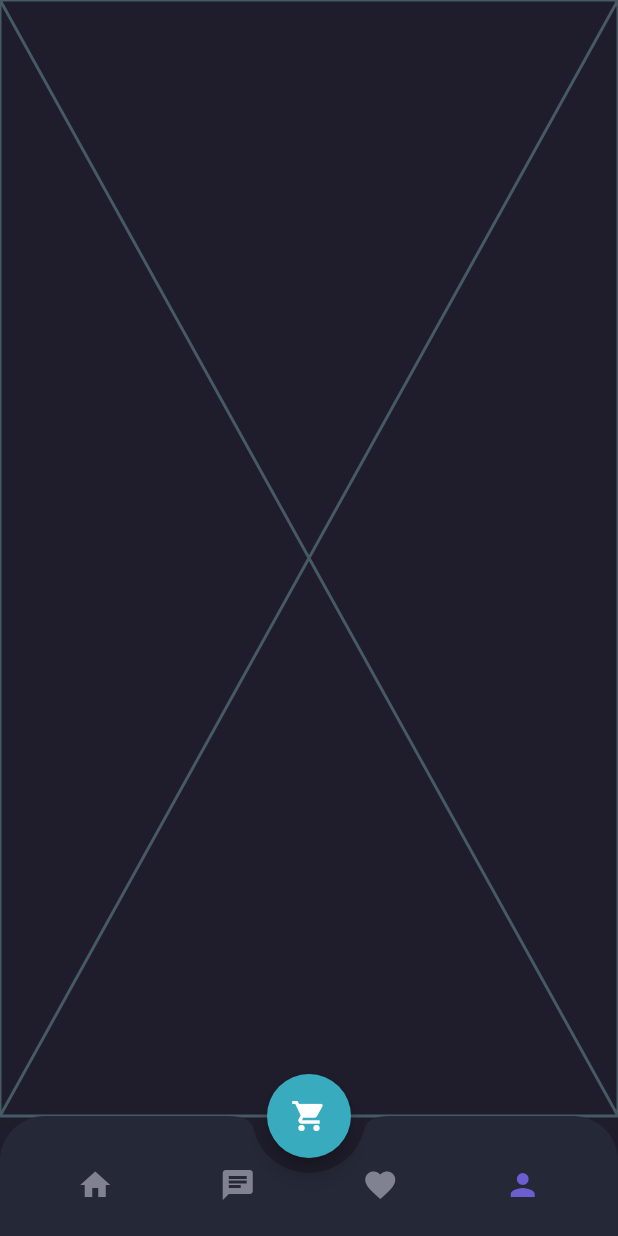
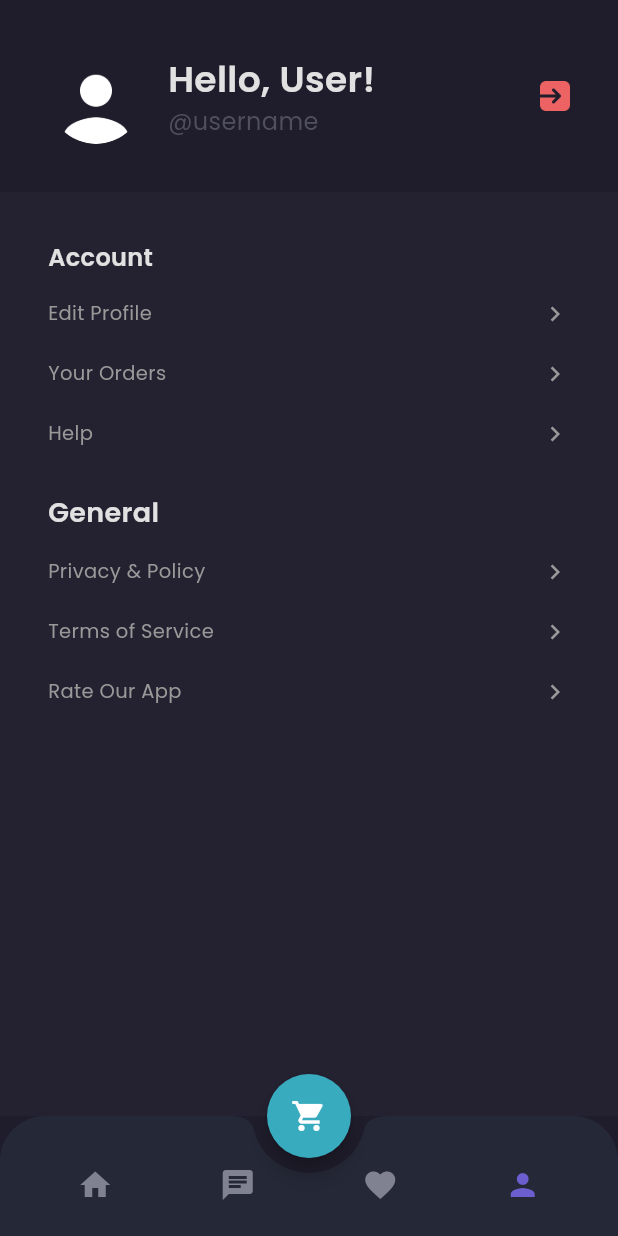
Before and after one commit to dzakyadlh/shoesee-app-fe, a Flutter app: the MainScreen screen opened by its route, item 4 of the bottom bar chosen, on a phone screen of 412 x 824 dp. Run offline on Flutter 3.47's test engine with Material 3 defaults, Android fonts, the phone set to English and light mode, and no system bars; our stand-ins replace google_fonts.

Commit message:
updates, added profile page

```diff
--- /dev/null
+++ b/lib/components/settings_tile.dart
@@ -0,0 +1,34 @@
+import 'package:flutter/material.dart';
+import 'package:e_commerce_app/theme.dart';
+
+class SettingsTile extends StatelessWidget {
+  const SettingsTile(
+      {super.key, required this.settingsText, required this.onTap});
+
+  final String settingsText;
+  final void Function()? onTap;
+
+  @override
+  Widget build(BuildContext context) {
+    return GestureDetector(
+      onTap: onTap,
+      child: Container(
+        margin: const EdgeInsets.only(bottom: 20),
+        child: Row(
+          mainAxisAlignment: MainAxisAlignment.spaceBetween,
+          children: [
+            Text(
+              settingsText,
+              style: secondaryTextStyle.copyWith(fontSize: 13),
+            ),
+            Icon(
+              Icons.navigate_next,
+              size: 20,
+              color: secondaryTextColor,
+            )
+          ],
+        ),
+      ),
+    );
+  }
+}
--- a/lib/components/favorite_tile.dart
+++ b/lib/components/wishlist_tile.dart
@@ -1,14 +1,14 @@
 import 'package:flutter/material.dart';
 import 'package:e_commerce_app/theme.dart';
 
-class FavoriteTile extends StatelessWidget {
-  const FavoriteTile({super.key});
+class WishlistTile extends StatelessWidget {
+  const WishlistTile({super.key});
 
   @override
   Widget build(BuildContext context) {
     return Container(
       alignment: Alignment.centerLeft,
-      padding: const EdgeInsets.all(12),
+      padding: const EdgeInsets.only(top: 10, left: 12, bottom: 14, right: 20),
       margin: const EdgeInsets.only(bottom: 20),
       decoration: BoxDecoration(
         borderRadius: BorderRadius.circular(12),
--- a/lib/main.dart
+++ b/lib/main.dart
@@ -1,4 +1,5 @@
 import 'package:e_commerce_app/screens/chat_detail_screen.dart';
+import 'package:e_commerce_app/screens/edit_profile_screen.dart';
 import 'package:e_commerce_app/screens/landing_screen.dart';
 import 'package:e_commerce_app/screens/main/main_screen.dart';
 import 'package:e_commerce_app/screens/signin_screen.dart';
@@ -26,7 +27,8 @@ class MyApp extends StatelessWidget {
         '/signup': (context) => const SignupScreen(),
         '/main': (context) => const MainScreen(),
         '/cart': (context) => const LandingScreen(),
-        '/chat': (context) => const ChatDetailScreen()
+        '/chat': (context) => const ChatDetailScreen(),
+        '/edit-profile': (context) => const EditProfileScreen()
       },
     );
   }
--- a/lib/screens/main/profile_screen.dart
+++ b/lib/screens/main/profile_screen.dart
@@ -1,3 +1,4 @@
+import 'package:e_commerce_app/components/settings_tile.dart';
 import 'package:flutter/material.dart';
 import 'package:e_commerce_app/theme.dart';
 
@@ -6,6 +7,105 @@ class ProfileScreen extends StatelessWidget {
 
   @override
   Widget build(BuildContext context) {
-    return const Placeholder();
+    Widget header() {
+      return AppBar(
+        backgroundColor: backgroundPrimaryColor,
+        automaticallyImplyLeading: false,
+        elevation: 0,
+        flexibleSpace: SafeArea(
+            child: Container(
+          padding: EdgeInsets.all(defaultMargin),
+          child: Row(
+            crossAxisAlignment: CrossAxisAlignment.center,
+            children: [
+              ClipOval(
+                child: Image.asset(
+                  'assets/images/profile_pic_default.png',
+                  width: 64,
+                  height: 64,
+                  fit: BoxFit.cover,
+                ),
+              ),
+              const SizedBox(
+                width: 16,
+              ),
+              Expanded(
+                  child: Column(
+                crossAxisAlignment: CrossAxisAlignment.start,
+                children: [
+                  Text(
+                    'Hello, User!',
+                    style: primaryTextStyle.copyWith(
+                        fontSize: 24, fontWeight: semibold),
+                  ),
+                  Text(
+                    '@username',
+                    style: subtitleTextStyle.copyWith(fontSize: 16),
+                  )
+                ],
+              )),
+              GestureDetector(
+                onTap: () {
+                  Navigator.pushNamedAndRemoveUntil(
+                      context, '/sign_in', (route) => false);
+                },
+                child: Image.asset(
+                  'assets/images/exit_button.png',
+                  width: 20,
+                  height: 20,
+                ),
+              )
+            ],
+          ),
+        )),
+      );
+    }
+
+    Widget settings() {
+      return Container(
+        padding: EdgeInsets.all(defaultMargin),
+        child: Column(
+          crossAxisAlignment: CrossAxisAlignment.start,
+          children: [
+            Text(
+              'Account',
+              style:
+                  primaryTextStyle.copyWith(fontSize: 16, fontWeight: semibold),
+            ),
+            const SizedBox(
+              height: 16,
+            ),
+            SettingsTile(
+                settingsText: 'Edit Profile',
+                onTap: () {
+                  Navigator.pushNamed(context, '/edit-profile');
+                }),
+            SettingsTile(settingsText: 'Your Orders', onTap: () {}),
+            SettingsTile(settingsText: 'Help', onTap: () {}),
+            const SizedBox(
+              height: 10,
+            ),
+            Text(
+              'General',
+              style:
+                  primaryTextStyle.copyWith(fontSize: 18, fontWeight: semibold),
+            ),
+            const SizedBox(
+              height: 16,
+            ),
+            SettingsTile(settingsText: 'Privacy & Policy', onTap: () {}),
+            SettingsTile(settingsText: 'Terms of Service', onTap: () {}),
+            SettingsTile(settingsText: 'Rate Our App', onTap: () {}),
+          ],
+        ),
+      );
+    }
+
+    return Container(
+      color: backgroundTertiaryColor,
+      child: Column(
+        children: [header(), settings()],
+      ),
+    );
   }
 }
--- a/pubspec.yaml
+++ b/pubspec.yaml
@@ -72,6 +72,7 @@ flutter:
     - assets/images/shop_online.png
     - assets/images/splash.png
     - assets/images/landing_shoe.png
+    - assets/images/exit_button.png
 
   # An image asset can refer to one or more resolution-specific "variants", see
   # https://flutter.dev/assets-and-images/#resolution-aware
```
Also changed, not shown: lib/screens/edit_profile_screen.dart (added, +117 -0 lines), lib/screens/main/wishlist_screen.dart (+7 -7 lines), assets/images/exit_button.png (added).
